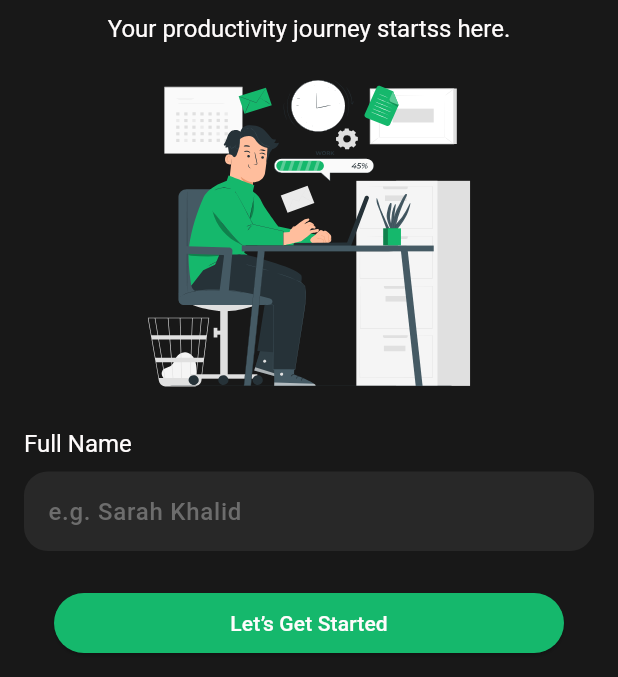
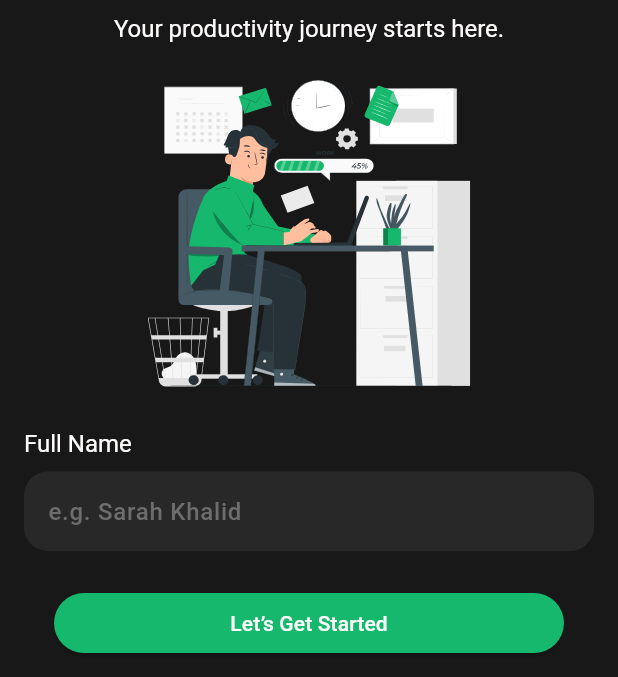
Before and after one commit to Tawasoulmohamedkhair/tasky, a Flutter app: the screen it shows after launch, on a phone screen of 412 x 824 dp, the part 265-942 px from its top. Run offline on Flutter 3.47's test engine with Material 3 defaults, Android fonts, the phone set to English and light mode, and no system bars; our stand-ins replace equatable, flutter_spinkit, flutter_svg, image_picker, shared_preferences; project files that could hold a hidden picture were left out.

Commit message:
add some change

```diff
--- a/lib/features/screens/welcome_screen.dart
+++ b/lib/features/screens/welcome_screen.dart
@@ -53,7 +53,7 @@ class WelcomScreen extends StatelessWidget {
                   ),
                   SizedBox(height: 8),
                   Text(
-                    'Your productivity journey startss here.',
+                    'Your productivity journey starts here.',
                     style: Theme.of(
                       context,
                     ).textTheme.displaySmall!.copyWith(fontSize: 16),
```
